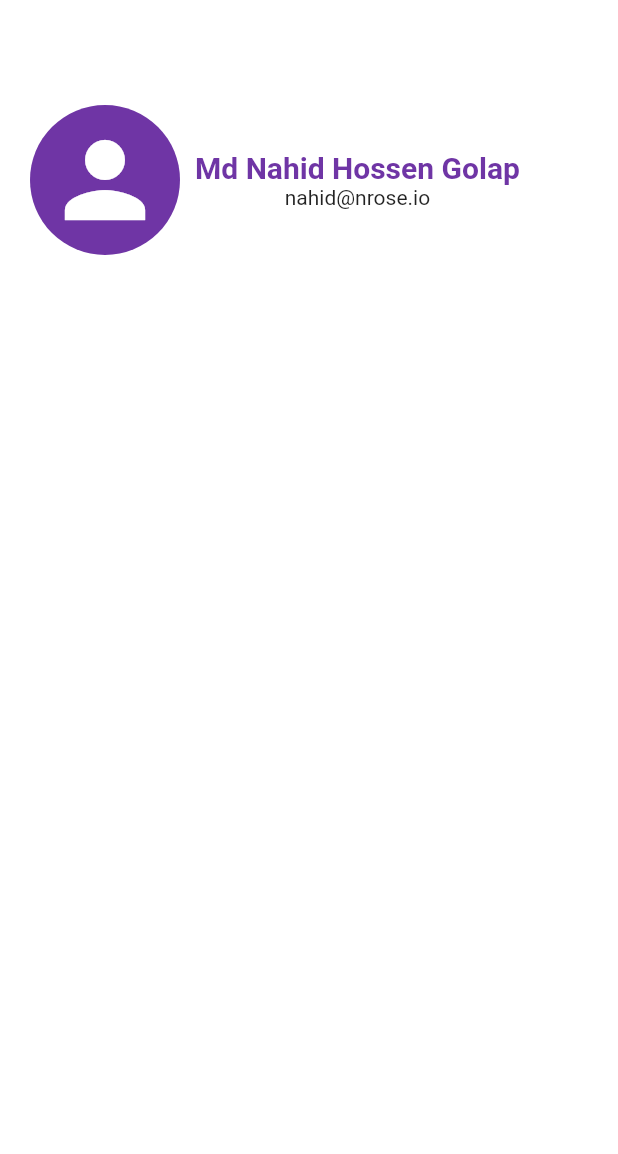
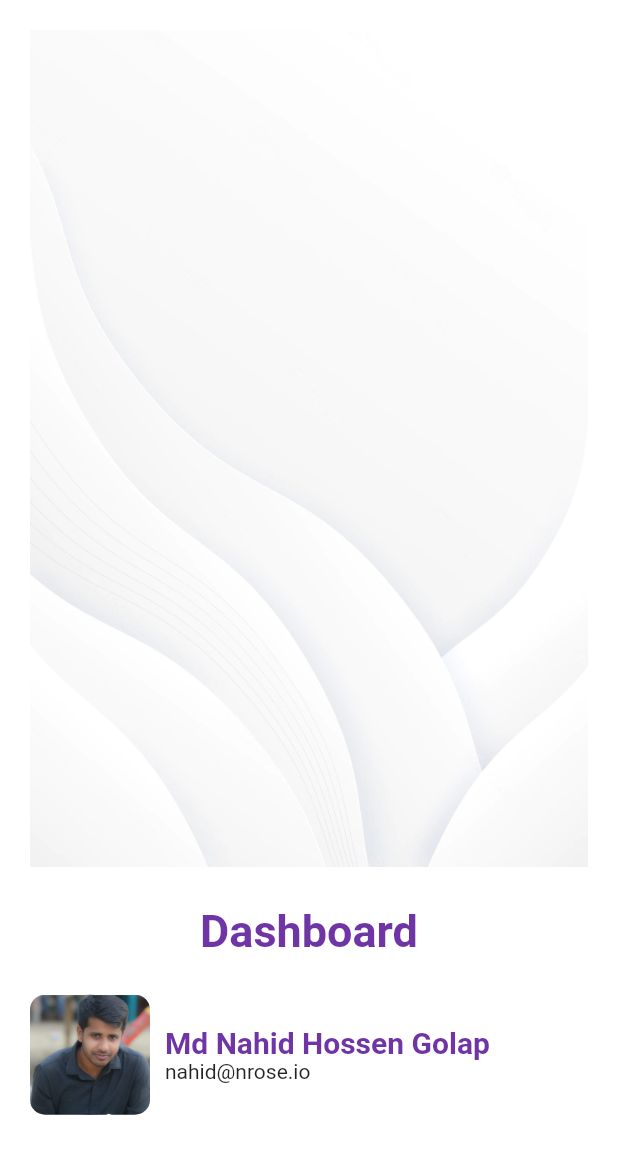
Before and after one commit to nrose-dev/flutter_welcome_signup_login, a Flutter app: the DashboardScreen screen opened directly, on a phone screen of 412 x 824 dp. Shown: the top 1154 px of the screen. Run offline on Flutter 3.47's test engine with Material 2 defaults, Android fonts, the phone set to English and light mode, and no system bars; our stand-ins replace flutter_svg; missing offline and left inert: fancy_snackbar.

Commit message:
update dashboard page

```diff
--- a/lib/Screens/dashboard_screen.dart
+++ b/lib/Screens/dashboard_screen.dart
@@ -17,36 +17,56 @@ class _DashboardScreenState extends State<DashboardScreen> {
         width: double.infinity,
         padding: const EdgeInsets.all(20),
         color: Colors.white,
-        alignment: Alignment.center,
+        child: Column(
+          crossAxisAlignment: CrossAxisAlignment.start,
+          children: [
+            Positioned(
+              top: 0,
+              left: 0,
+              width: double.infinity,
+              height: size.width * 1,
+              child: Image.asset(
+                "assets/images/bg.png"
+              ),
+            ),
+            SafeArea(
               child: Column(
                 children: [
+
                     const SizedBox(
-              height: 50,
+                      height: 25,
+                    ),
+                    Text(
+                      "Dashboard",
+                      style: TextStyle(fontWeight: FontWeight.bold, color: primaryColor, fontSize: 30),
+                    ),
+                    const SizedBox(
+                      height: 25,
                     ),
                     Row(
                       children: [
                         Container(
-                  alignment: Alignment.center,
-                  height: 100,
-                  width: 100,
+                          height: 80,
+                          width: 80,
                           //padding: const EdgeInsets.symmetric(horizontal: 1),
                           decoration: BoxDecoration(
                             color: primaryColor,
                             borderRadius: BorderRadius.circular(100),
                           ),
-                  child: const Icon(
-                    Icons.person,
-                    size: 80,
-                    color: Colors.white,
+                          child: ClipRRect(
+                            borderRadius: BorderRadius.circular(10),
+                            child: Image.asset(
+                              "assets/images/user.png",
+                              width: size.width * 1,
+                            ),
                           ),
                         ),
                         const SizedBox(
                           width: 10,
                         ),
                         Container(
-                  alignment: Alignment.topLeft,
                           child: Column(
-                    mainAxisAlignment: MainAxisAlignment.spaceBetween,
+                            crossAxisAlignment: CrossAxisAlignment.start,
                             children: const [
                               Text(
                                 'Md Nahid Hossen Golap',
@@ -67,6 +87,9 @@ class _DashboardScreenState extends State<DashboardScreen> {
                   ],
                 ),
               ),
+                ],
+              ),
+            ),
     );
   }
 }
```
Also changed, not shown: lib/Screens/login_screen.dart (+7 -6 lines), assets/images/bg.png (added), assets/images/user.png (added). Lines whose indentation alone changed are shown as unchanged.
